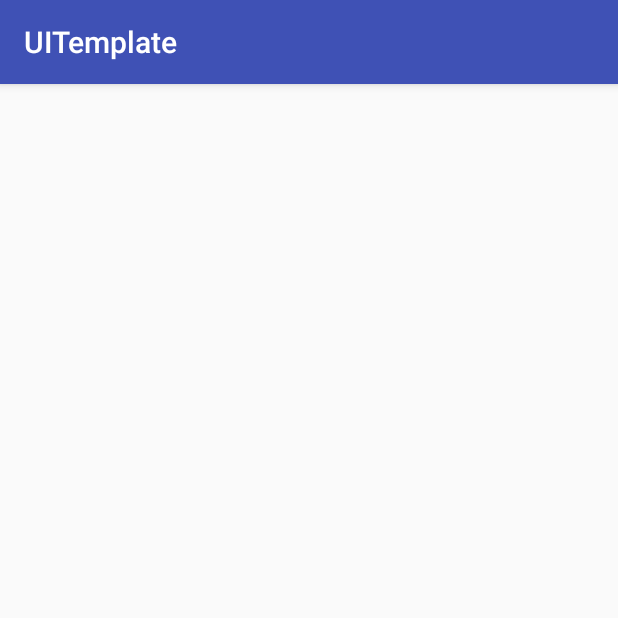
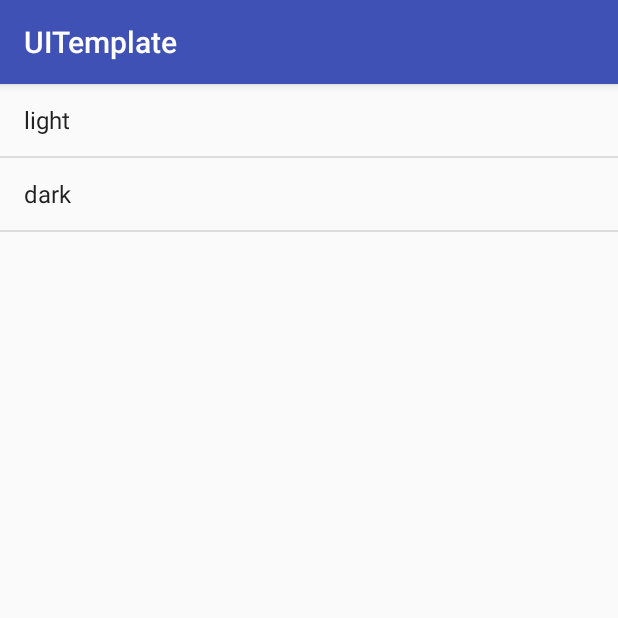
Before and after one commit to gameraroma/ui-template-android, an Android app: the LoginPageListActivity screen opened directly, with no data from a screen before it, on a phone screen of 412 x 824 dp, the top half of it. Run offline under Robolectric (Android 15) with nearby library versions, the light colour scheme and no system bars.

Commit message:
create list view from simple adapter

```diff
--- a/app/src/main/AndroidManifest.xml
+++ b/app/src/main/AndroidManifest.xml
@@ -16,7 +16,8 @@
                 <category android:name="android.intent.category.LAUNCHER" />
             </intent-filter>
         </activity>
-        <activity android:name=".LoginPageListActivity"></activity>
+        <activity android:name=".LoginPageListActivity" />
+        <activity android:name=".exampleviews.LoginLightActivity"></activity>
     </application>
 
 </manifest>
--- a/app/src/main/java/gameraromic/uitemplate/HomeActivity.kt
+++ b/app/src/main/java/gameraromic/uitemplate/HomeActivity.kt
@@ -1,5 +1,6 @@
 package gameraromic.uitemplate
 
+import android.content.Intent
 import android.support.v7.app.AppCompatActivity
 import android.os.Bundle
 import android.widget.Button
@@ -18,7 +19,8 @@ class HomeActivity : AppCompatActivity() {
         listButton = listPageButton
 
         loginButton.setOnClickListener {
-
+            val intent = Intent(this, LoginPageListActivity::class.java)
+            startActivity(intent)
         }
 
         listButton.setOnClickListener {
--- a/app/src/main/java/gameraromic/uitemplate/LoginPageListActivity.kt
+++ b/app/src/main/java/gameraromic/uitemplate/LoginPageListActivity.kt
@@ -2,7 +2,8 @@ package gameraromic.uitemplate
 
 import android.support.v7.app.AppCompatActivity
 import android.os.Bundle
-import android.widget.SimpleAdapter
+import android.support.v4.widget.SimpleCursorAdapter
+import android.widget.ArrayAdapter
 import kotlinx.android.synthetic.main.activity_login_page_list.*
 
 class LoginPageListActivity : AppCompatActivity() {
@@ -11,8 +12,8 @@ class LoginPageListActivity : AppCompatActivity() {
         super.onCreate(savedInstanceState)
         setContentView(R.layout.activity_login_page_list)
 
-        var loginList: Array<String> = arrayOf("light", "dark")
+        val loginList = arrayOf("light", "dark")
 
-//        loginPageListView.adapter = SimpleAdapter(this, loginList, )
+        loginPageListView.adapter = ArrayAdapter(this, android.R.layout.simple_list_item_1, android.R.id.text1 , loginList)
     }
 }
--- a/app/src/main/res/layout/activity_login_page_list.xml
+++ b/app/src/main/res/layout/activity_login_page_list.xml
@@ -8,12 +8,11 @@
 
     <ListView
         android:id="@+id/loginPageListView"
-        android:layout_width="wrap_content"
-        android:layout_height="wrap_content"
+        android:layout_width="match_parent"
+        android:layout_height="match_parent"
         app:layout_constraintBottom_toBottomOf="parent"
         app:layout_constraintLeft_toLeftOf="parent"
         app:layout_constraintRight_toRightOf="parent"
-        app:layout_constraintTop_toTopOf="parent">
-    </ListView>
+        app:layout_constraintTop_toTopOf="parent" />
 
 </android.support.constraint.ConstraintLayout>
```
Also changed, not shown: app/src/main/java/gameraromic/uitemplate/exampleviews/LoginLightActivity.kt (added, +13 -0 lines), app/src/main/res/layout/activity_login_light.xml (added, +9 -0 lines), app/src/main/res/layout/list_item/simple_list_item.xml (deleted, +0 -7 lines), app/src/main/res/layout/simple_text_list_item.xml (added, +11 -0 lines).
